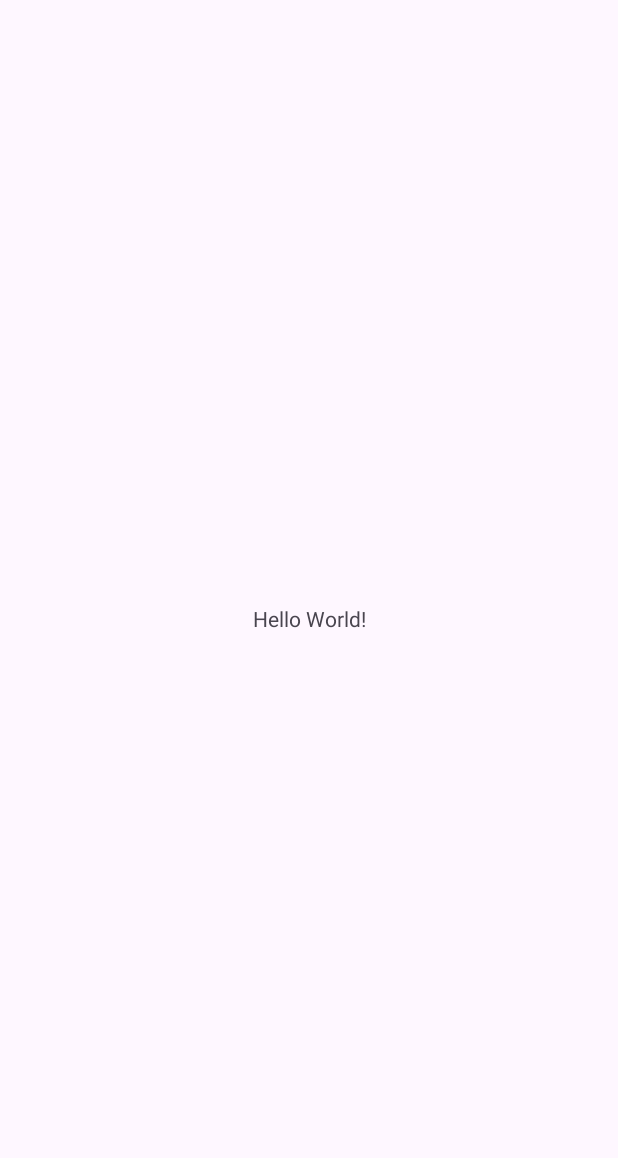
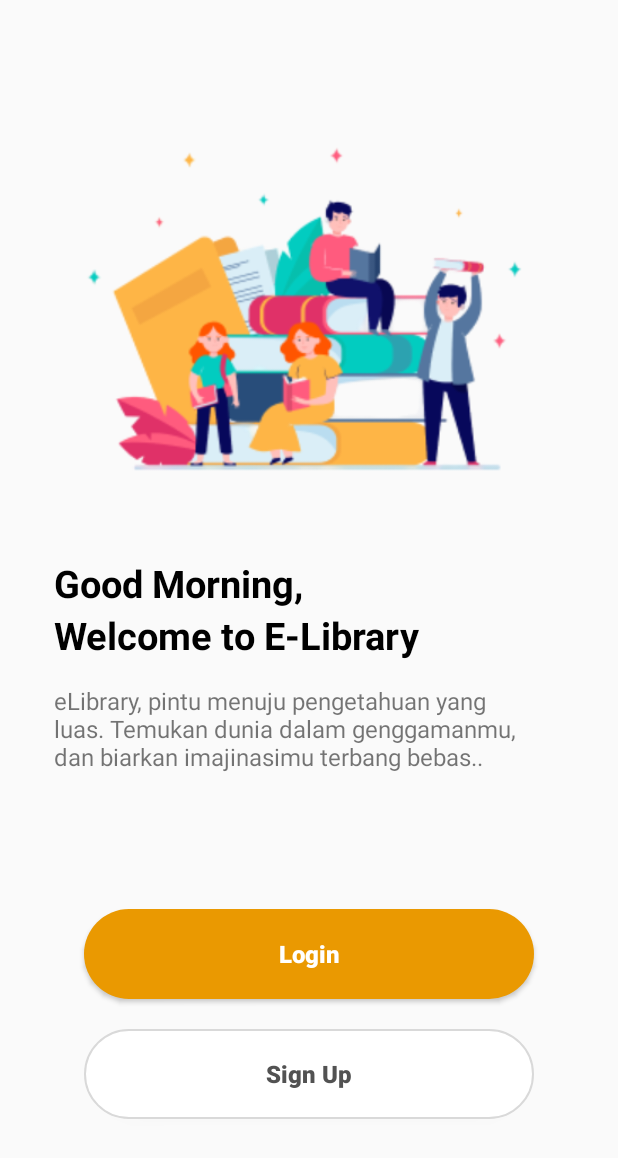
Before and after one commit to wardahzet/eLibrary, an Android app: the screen it shows after launch (MainActivity before the commit, OnBoarding after it), on a phone screen of 412 x 824 dp. Before the commit the part shown is almost empty. Shown: the top 1158 px of the screen. Run offline under Robolectric (Android 15) with nearby library versions, the phone set to English and light mode, and no system bars.

Commit message:
Splash screen dan on boarding

```diff
--- a/app/src/main/AndroidManifest.xml
+++ b/app/src/main/AndroidManifest.xml
@@ -13,6 +13,9 @@
         android:theme="@style/Theme.ELibrary"
         tools:targetApi="31">
         <activity
+            android:name=".layout_activity.OnBoarding"
+            android:exported="false" />
+        <activity
             android:name=".layout_activity.MainActivity"
             android:exported="true">
             <intent-filter>
--- a/app/src/main/java/com/example/e_library/layout_activity/MainActivity.java
+++ b/app/src/main/java/com/example/e_library/layout_activity/MainActivity.java
@@ -2,7 +2,11 @@ package com.example.e_library.layout_activity;
 
 import androidx.appcompat.app.AppCompatActivity;
 
+import android.app.ActionBar;
+import android.content.Intent;
 import android.os.Bundle;
+import android.os.Handler;
+import android.view.View;
 
 import com.example.e_library.R;
 
@@ -12,5 +16,17 @@ public class MainActivity extends AppCompatActivity {
     protected void onCreate(Bundle savedInstanceState) {
         super.onCreate(savedInstanceState);
         setContentView(R.layout.activity_main);
+
+        new Handler().postDelayed(new Runnable() {
+            @Override
+            public void run() {
+                startActivity(new Intent(MainActivity.this,OnBoarding.class));
+                finish();
+            }
+
+        },3000);
+
+
+
     }
 }
--- /dev/null
+++ b/app/src/main/java/com/example/e_library/layout_activity/OnBoarding.java
@@ -0,0 +1,16 @@
+package com.example.e_library.layout_activity;
+
+import androidx.appcompat.app.AppCompatActivity;
+
+import android.os.Bundle;
+
+import com.example.e_library.R;
+
+public class OnBoarding extends AppCompatActivity {
+
+    @Override
+    protected void onCreate(Bundle savedInstanceState) {
+        super.onCreate(savedInstanceState);
+        setContentView(R.layout.activity_on_boarding);
+    }
+}
--- /dev/null
+++ b/app/src/main/res/drawable/btn_bg_login.xml
@@ -0,0 +1,6 @@
+<?xml version="1.0" encoding="utf-8"?>
+<shape xmlns:android="http://schemas.android.com/apk/res/android"
+    android:shape="rectangle">
+    <solid android:color="@color/primary"/>
+    <corners android:radius="30dp"></corners>
+</shape>
--- /dev/null
+++ b/app/src/main/res/drawable/btn_bg_signup.xml
@@ -0,0 +1,9 @@
+<?xml version="1.0" encoding="utf-8"?>
+<shape xmlns:android="http://schemas.android.com/apk/res/android"
+    android:shape="rectangle">
+    <solid android:color="@color/white"/>
+    <stroke android:width="1dp"
+        android:color="@color/gray"/>
+    <corners android:radius="30dp"/>
+
+</shape>
--- a/app/src/main/res/layout/activity_main.xml
+++ b/app/src/main/res/layout/activity_main.xml
@@ -1,18 +1,23 @@
 <?xml version="1.0" encoding="utf-8"?>
-<androidx.constraintlayout.widget.ConstraintLayout xmlns:android="http://schemas.android.com/apk/res/android"
+<androidx.constraintlayout.motion.widget.MotionLayout xmlns:android="http://schemas.android.com/apk/res/android"
     xmlns:app="http://schemas.android.com/apk/res-auto"
     xmlns:tools="http://schemas.android.com/tools"
     android:layout_width="match_parent"
     android:layout_height="match_parent"
+    android:background="@color/white"
+    app:layoutDescription="@xml/activity_main_scene"
     tools:context=".layout_activity.MainActivity">
 
-    <TextView
+    <ImageView
+        android:id="@+id/ic_logo"
         android:layout_width="wrap_content"
         android:layout_height="wrap_content"
-        android:text="Hello World!"
+        android:src="@drawable/ic_logo"
         app:layout_constraintBottom_toBottomOf="parent"
         app:layout_constraintEnd_toEndOf="parent"
         app:layout_constraintStart_toStartOf="parent"
-        app:layout_constraintTop_toTopOf="parent" />
+        app:layout_constraintTop_toTopOf="parent"
+        tools:ignore="MissingConstraints" />
 
-</androidx.constraintlayout.widget.ConstraintLayout>
+
+</androidx.constraintlayout.motion.widget.MotionLayout>
--- /dev/null
+++ b/app/src/main/res/layout/activity_on_boarding.xml
@@ -0,0 +1,93 @@
+<?xml version="1.0" encoding="utf-8"?>
+<androidx.constraintlayout.widget.ConstraintLayout xmlns:android="http://schemas.android.com/apk/res/android"
+    xmlns:app="http://schemas.android.com/apk/res-auto"
+    xmlns:tools="http://schemas.android.com/tools"
+    android:layout_width="match_parent"
+    android:layout_height="match_parent"
+    tools:context=".layout_activity.OnBoarding">
+
+    <LinearLayout
+        android:layout_width="match_parent"
+        android:layout_height="match_parent"
+        android:orientation="vertical"
+        tools:layout_editor_absoluteX="136dp"
+        tools:layout_editor_absoluteY="-100dp">
+
+        <ImageView
+            android:id="@+id/ic_OnBoarding"
+            android:layout_width="316dp"
+            android:layout_height="302dp"
+            android:layout_gravity="center_horizontal"
+            android:layout_marginTop="49dp"
+            android:src="@drawable/ic_onboarding" />
+
+        <LinearLayout
+            android:layout_width="wrap_content"
+            android:layout_height="wrap_content"
+            android:layout_marginVertical="20dp"
+            android:layout_marginLeft="36dp"
+            android:orientation="vertical">
+
+            <TextView
+                android:id="@+id/txt_greeting"
+                android:layout_width="wrap_content"
+                android:layout_height="wrap_content"
+                android:text="Good Morning,"
+                android:textColor="@color/black"
+                android:textSize="25dp"
+                android:textStyle="bold" />
+
+            <TextView
+                android:id="@+id/txt_welcome"
+                android:layout_width="wrap_content"
+                android:layout_height="wrap_content"
+                android:text="Welcome to E-Library"
+                android:textColor="@color/black"
+                android:textSize="25dp"
+                android:textStyle="bold" />
+
+            <TextView
+                android:layout_width="316dp"
+                android:layout_height="60dp"
+                android:layout_marginTop="15dp"
+                android:text="eLibrary, pintu menuju pengetahuan yang luas. Temukan dunia dalam genggamanmu, dan biarkan imajinasimu terbang bebas.."
+
+                android:textSize="16dp" />
+        </LinearLayout>
+
+        <LinearLayout
+            android:layout_width="wrap_content"
+            android:layout_height="wrap_content"
+            android:layout_marginTop="70dp"
+            android:orientation="vertical" />
+
+        <Button
+            android:id="@+id/btn_login"
+            android:layout_width="300dp"
+            android:layout_height="60dp"
+            android:layout_gravity="center_horizontal"
+            android:layout_marginBottom="20dp"
+            android:background="@drawable/btn_bg_login"
+            android:text="Login"
+            android:textAllCaps="false"
+            android:textColor="@color/white"
+            android:textSize="16dp"
+            android:textStyle="bold" />
+
+        <Button
+            android:id="@+id/btn_signup"
+            android:layout_width="300dp"
+            android:layout_height="60dp"
+            android:layout_gravity="center_horizontal"
+            android:background="@drawable/btn_bg_signup"
+            android:text="Sign Up"
+            android:textAllCaps="false"
+            android:textColor="@color/dark_gray"
+            android:textSize="16dp"
+            android:textStyle="bold" />
+    </LinearLayout>
+
+
+
+
+</androidx.constraintlayout.widget.ConstraintLayout>
--- a/app/src/main/res/values-night/themes.xml
+++ b/app/src/main/res/values-night/themes.xml
@@ -1,6 +1,6 @@
 <resources xmlns:tools="http://schemas.android.com/tools">
     <!-- Base application theme. -->
-    <style name="Base.Theme.ELibrary" parent="Theme.Material3.DayNight.NoActionBar">
+    <style name="Base.Theme.ELibrary" parent="Theme.AppCompat.DayNight.NoActionBar">
         <!-- Customize your dark theme here. -->
         <!-- <item name="colorPrimary">@color/my_dark_primary</item> -->
     </style>
--- a/app/src/main/res/values/colors.xml
+++ b/app/src/main/res/values/colors.xml
@@ -2,4 +2,7 @@
 <resources>
     <color name="black">#FF000000</color>
     <color name="white">#FFFFFFFF</color>
+    <color name="primary">#EA9901</color>
+    <color name="dark_gray">#525252</color>
+    <color name="gray">#D9D9D9</color>
 </resources>
--- a/app/src/main/res/values/themes.xml
+++ b/app/src/main/res/values/themes.xml
@@ -1,6 +1,6 @@
 <resources xmlns:tools="http://schemas.android.com/tools">
     <!-- Base application theme. -->
-    <style name="Base.Theme.ELibrary" parent="Theme.Material3.DayNight.NoActionBar">
+    <style name="Base.Theme.ELibrary" parent="Theme.AppCompat.DayNight.NoActionBar">
         <!-- Customize your light theme here. -->
         <!-- <item name="colorPrimary">@color/my_light_primary</item> -->
     </style>
--- /dev/null
+++ b/app/src/main/res/xml/activity_main_scene.xml
@@ -0,0 +1,19 @@
+<?xml version="1.0" encoding="utf-8"?>
+<MotionScene
+    xmlns:android="http://schemas.android.com/apk/res/android"
+    xmlns:motion="http://schemas.android.com/apk/res-auto">
+
+    <Transition
+        motion:constraintSetEnd="@+id/end"
+        motion:constraintSetStart="@id/start"
+        motion:duration="1000">
+       <KeyFrameSet>
+       </KeyFrameSet>
+    </Transition>
+
+    <ConstraintSet android:id="@+id/start">
+    </ConstraintSet>
+
+    <ConstraintSet android:id="@+id/end">
+    </ConstraintSet>
+</MotionScene>
--- a/build.gradle
+++ b/build.gradle
@@ -4,6 +4,6 @@ buildscript {
     }
 }// Top-level build file where you can add configuration options common to all sub-projects/modules.
 plugins {
-    id 'com.android.application' version '8.0.1' apply false
-    id 'com.android.library' version '8.0.1' apply false
+    id 'com.android.application' version '8.0.2' apply false
+    id 'com.android.library' version '8.0.2' apply false
 }
```
Also changed, not shown: app/src/main/res/drawable/ic_logo.png (added), app/src/main/res/drawable/ic_onboarding.png (added).
